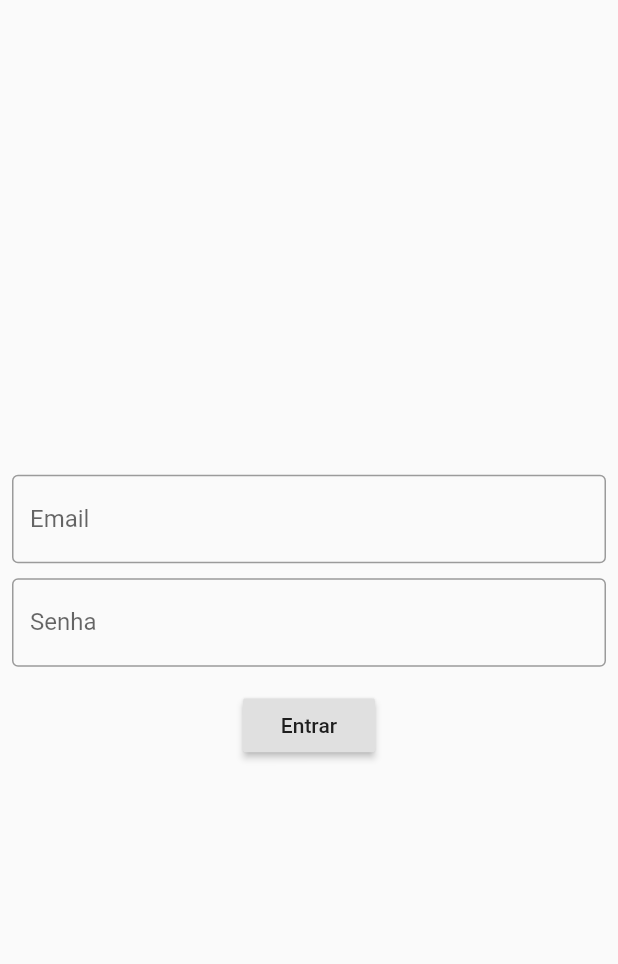
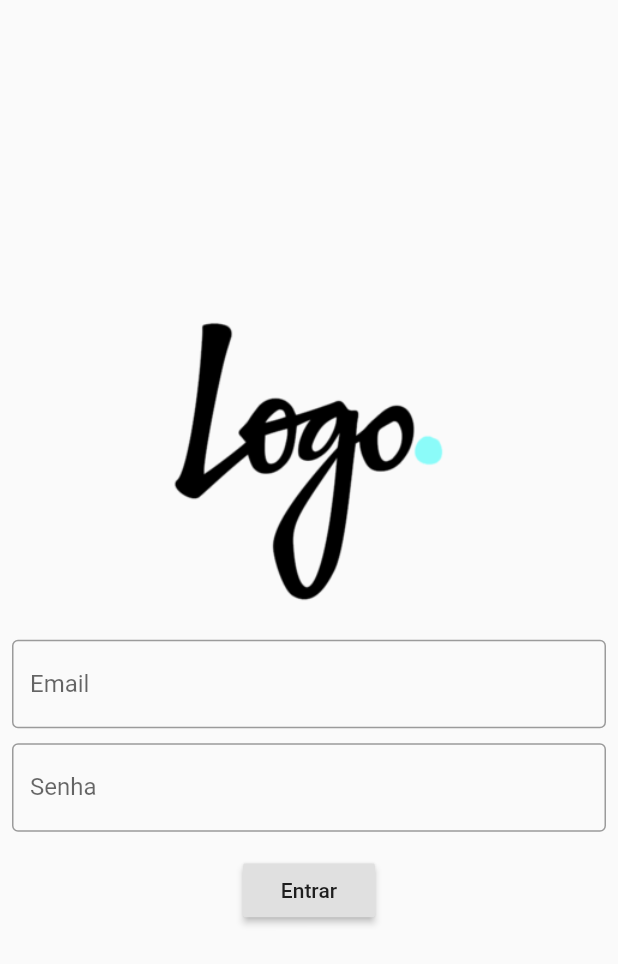
Before and after one commit to ritamonteiro1/login-app, a Flutter app: the screen it shows after launch, after a tap on "Entrar", on a phone screen of 412 x 824 dp. Shown: the top 964 px of the screen. Run offline on Flutter 3.47's test engine with Material 2 defaults, Android fonts, the phone set to English and light mode, and no system bars.

```diff
--- a/lib/my_app.dart
+++ b/lib/my_app.dart
@@ -18,7 +18,11 @@ class MyApp extends StatelessWidget {
                 ? Brightness.dark
                 : Brightness.light,
           ),
-          home: LoginView(),
+          initialRoute: '/',
+          routes: {
+            '/': (context) => LoginView(),
+            '/home': (context) => HomeView(),
+          },
         );
       },
     );
--- a/lib/views/login_view.dart
+++ b/lib/views/login_view.dart
@@ -23,6 +23,14 @@ class _LoginViewState extends State<LoginView> {
             child: Column(
               mainAxisAlignment: MainAxisAlignment.center,
               children: [
+                Container(
+                  height: 200,
+                  width: 200,
+                  child: Image.asset('assets/images/logo.png'),
+                ),
+                Container(
+                  height: 20,
+                ),
                 TextField(
                   onChanged: (text) {
                     email = text;
@@ -54,7 +62,10 @@ class _LoginViewState extends State<LoginView> {
                   onPressed: () {
                     if (email == 'flutter@flutter.com.br' &&
                         password == '123') {
-                    } else {}
+                      Navigator.of(context).pushReplacementNamed('/home');
+                    } else {
+                      print('Login errado');
+                    }
                   },
                   child: Text('Entrar'),
                 )
--- a/pubspec.yaml
+++ b/pubspec.yaml
@@ -45,7 +45,8 @@ flutter:
   uses-material-design: true
 
   # To add assets to your application, add an assets section, like this:
-  # assets:
+  assets:
+    - assets/images/logo.png
   #   - images/a_dot_burr.jpeg
   #   - images/a_dot_ham.jpeg
 
```
Also changed, not shown: assets/images/logo.png (added).
